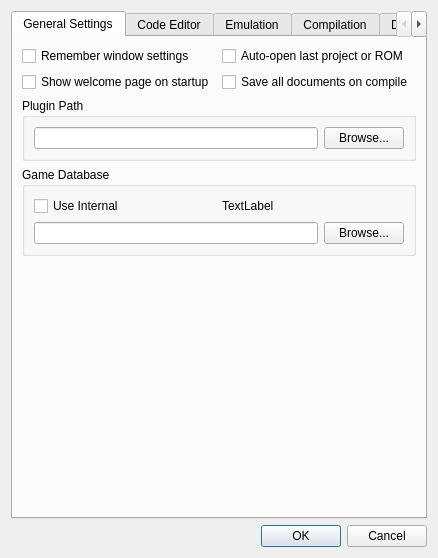
The window that environmentsettingsdialog.ui (christopherpow/nesicide) describes before a commit, drawn with Qt 5.
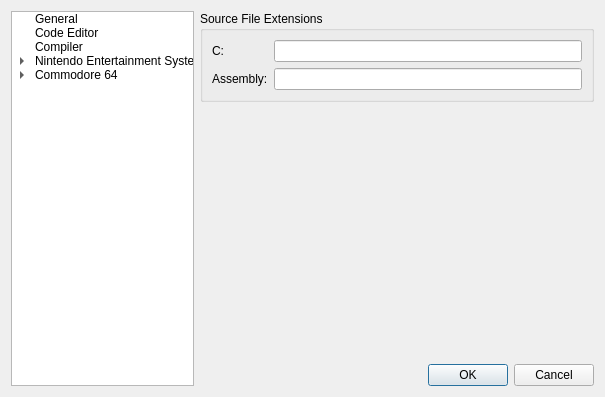
The same window after the commit. The open tabs and pages were chosen to show the change. Icons and pictures are not drawn.

Commit message: Many changes to support VICE integration with NESICIDE and debugging capability of the emulated Commodore 64.

Diff of the .ui file:
```diff
--- a/environmentsettingsdialog.ui
+++ b/environmentsettingsdialog.ui
@@ -6,24 +6,85 @@
    <rect>
     <x>0</x>
     <y>0</y>
-    <width>399</width>
-    <height>558</height>
+    <width>605</width>
+    <height>379</height>
    </rect>
   </property>
   <property name="windowTitle">
    <string>Environment Settings</string>
   </property>
   <layout class="QGridLayout" name="gridLayout_2">
-   <item row="1" column="0">
-    <widget class="QTabWidget" name="tabWidget">
+   <item row="1" column="0" rowspan="2">
+    <widget class="QTreeWidget" name="treeWidget">
+     <property name="editTriggers">
+      <set>QAbstractItemView::NoEditTriggers</set>
+     </property>
+     <property name="showDropIndicator" stdset="0">
+      <bool>false</bool>
+     </property>
+     <property name="textElideMode">
+      <enum>Qt::ElideNone</enum>
+     </property>
+     <property name="headerHidden">
+      <bool>true</bool>
+     </property>
+     <column>
+      <property name="text">
+       <string>Settings</string>
+      </property>
+     </column>
+     <item>
+      <property name="text">
+       <string>General</string>
+      </property>
+     </item>
+     <item>
+      <property name="text">
+       <string>Code Editor</string>
+      </property>
+     </item>
+     <item>
+      <property name="text">
+       <string>Compiler</string>
+      </property>
+     </item>
+     <item>
+      <property name="text">
+       <string>Nintendo Entertainment System</string>
+      </property>
+      <item>
+       <property name="text">
+        <string>Emulation</string>
+       </property>
+      </item>
+      <item>
+       <property name="text">
+        <string>Debugging</string>
+       </property>
+      </item>
+     </item>
+     <item>
+      <property name="text">
+       <string>Commodore 64</string>
+      </property>
+      <item>
+       <property name="text">
+        <string>Emulation</string>
+       </property>
+      </item>
+     </item>
+    </widget>
+   </item>
+   <item row="1" column="1">
+    <widget class="QStackedWidget" name="stackedWidget">
      <property name="currentIndex">
       <number>1</number>
      </property>
      <widget class="QWidget" name="general">
-      <attribute name="title">
-       <string>General Settings</string>
-      </attribute>
-      <layout class="QGridLayout" name="gridLayout">
+      <layout class="QGridLayout" name="gridLayout_14">
+       <property name="margin">
+        <number>0</number>
+       </property>
        <item row="0" column="0">
         <widget class="QCheckBox" name="rememberWindowSettings">
          <property name="text">
@@ -38,19 +99,6 @@
          </property>
         </widget>
        </item>
-       <item row="4" column="0" colspan="2">
-        <spacer name="verticalSpacer">
-         <property name="orientation">
-          <enum>Qt::Vertical</enum>
-         </property>
-         <property name="sizeHint" stdset="0">
-          <size>
-           <width>20</width>
-           <height>40</height>
-          </size>
-         </property>
-        </spacer>
-       </item>
        <item row="1" column="0">
         <widget class="QCheckBox" name="showWelcomeOnStart">
          <property name="text">
@@ -143,11 +191,11 @@
        </item>
       </layout>
      </widget>
-     <widget class="QWidget" name="codeEditor">
-      <attribute name="title">
-       <string>Code Editor</string>
-      </attribute>
-      <layout class="QGridLayout" name="gridLayout_3">
+     <widget class="QWidget" name="codeeditor">
+      <layout class="QGridLayout" name="gridLayout">
+       <property name="margin">
+        <number>0</number>
+       </property>
        <item row="0" column="0">
         <widget class="QTabWidget" name="tabWidget_2">
          <property name="currentIndex">
@@ -471,12 +519,61 @@
        </item>
       </layout>
      </widget>
-     <widget class="QWidget" name="emulation">
-      <attribute name="title">
-       <string>Emulation</string>
-      </attribute>
-      <layout class="QGridLayout" name="gridLayout_6">
-       <item row="0" column="0" colspan="2">
+     <widget class="QWidget" name="compiler">
+      <layout class="QGridLayout" name="gridLayout_9">
+       <property name="margin">
+        <number>0</number>
+       </property>
+       <item row="0" column="0">
+        <widget class="QGroupBox" name="groupBox_8">
+         <property name="title">
+          <string>Source File Extensions</string>
+         </property>
+         <layout class="QFormLayout" name="formLayout_2">
+          <item row="0" column="0">
+           <widget class="QLabel" name="label_5">
+            <property name="text">
+             <string>C:</string>
+            </property>
+           </widget>
+          </item>
+          <item row="0" column="1">
+           <widget class="QLineEdit" name="sourceExtensionsC"/>
+          </item>
+          <item row="1" column="0">
+           <widget class="QLabel" name="label_6">
+            <property name="text">
+             <string>Assembly:</string>
+            </property>
+           </widget>
+          </item>
+          <item row="1" column="1">
+           <widget class="QLineEdit" name="sourceExtensionsAsm"/>
+          </item>
+         </layout>
+        </widget>
+       </item>
+       <item row="1" column="0">
+        <spacer name="verticalSpacer_6">
+         <property name="orientation">
+          <enum>Qt::Vertical</enum>
+         </property>
+         <property name="sizeHint" stdset="0">
+          <size>
+           <width>20</width>
+           <height>200</height>
+          </size>
+         </property>
+        </spacer>
+       </item>
+      </layout>
+     </widget>
+     <widget class="QWidget" name="nesemulator">
+      <layout class="QGridLayout" name="gridLayout_3">
+       <property name="margin">
+        <number>0</number>
+       </property>
+       <item row="0" column="0">
         <widget class="QGroupBox" name="groupBox_6">
          <property name="title">
           <string>Sound Buffer Depth</string>
@@ -592,49 +689,26 @@
          </property>
         </widget>
        </item>
-      </layout>
-     </widget>
-     <widget class="QWidget" name="tab">
-      <attribute name="title">
-       <string>Compilation</string>
-      </attribute>
-      <layout class="QFormLayout" name="formLayout">
-       <item row="0" column="0" colspan="2">
-        <widget class="QGroupBox" name="groupBox_8">
-         <property name="title">
-          <string>Source File Extensions</string>
+       <item row="4" column="0">
+        <spacer name="verticalSpacer_3">
+         <property name="orientation">
+          <enum>Qt::Vertical</enum>
          </property>
-         <layout class="QFormLayout" name="formLayout_2">
-          <item row="0" column="0">
-           <widget class="QLabel" name="label_5">
-            <property name="text">
-             <string>C:</string>
-            </property>
-           </widget>
-          </item>
-          <item row="0" column="1">
-           <widget class="QLineEdit" name="sourceExtensionsC"/>
-          </item>
-          <item row="1" column="0">
-           <widget class="QLabel" name="label_6">
-            <property name="text">
-             <string>Assembly:</string>
-            </property>
-           </widget>
-          </item>
-          <item row="1" column="1">
-           <widget class="QLineEdit" name="sourceExtensionsAsm"/>
-          </item>
-         </layout>
-        </widget>
+         <property name="sizeHint" stdset="0">
+          <size>
+           <width>20</width>
+           <height>168</height>
+          </size>
+         </property>
+        </spacer>
        </item>
       </layout>
      </widget>
-     <widget class="QWidget" name="debuggers">
-      <attribute name="title">
-       <string>Debuggers</string>
-      </attribute>
-      <layout class="QGridLayout" name="gridLayout_9">
+     <widget class="QWidget" name="nesdebugger">
+      <layout class="QGridLayout" name="gridLayout_6">
+       <property name="margin">
+        <number>0</number>
+       </property>
        <item row="0" column="0">
         <widget class="QGroupBox" name="groupBox_5">
          <property name="title">
@@ -699,11 +773,8 @@
      </widget>
     </widget>
    </item>
-   <item row="2" column="0">
+   <item row="2" column="1">
     <widget class="QDialogButtonBox" name="buttonBox">
-     <property name="orientation">
-      <enum>Qt::Horizontal</enum>
-     </property>
      <property name="standardButtons">
       <set>QDialogButtonBox::Cancel|QDialogButtonBox::Ok</set>
      </property>
```
Left out of the diff: 68 changed lines with no effect on the pictures. The commit also changes 88 other files.
